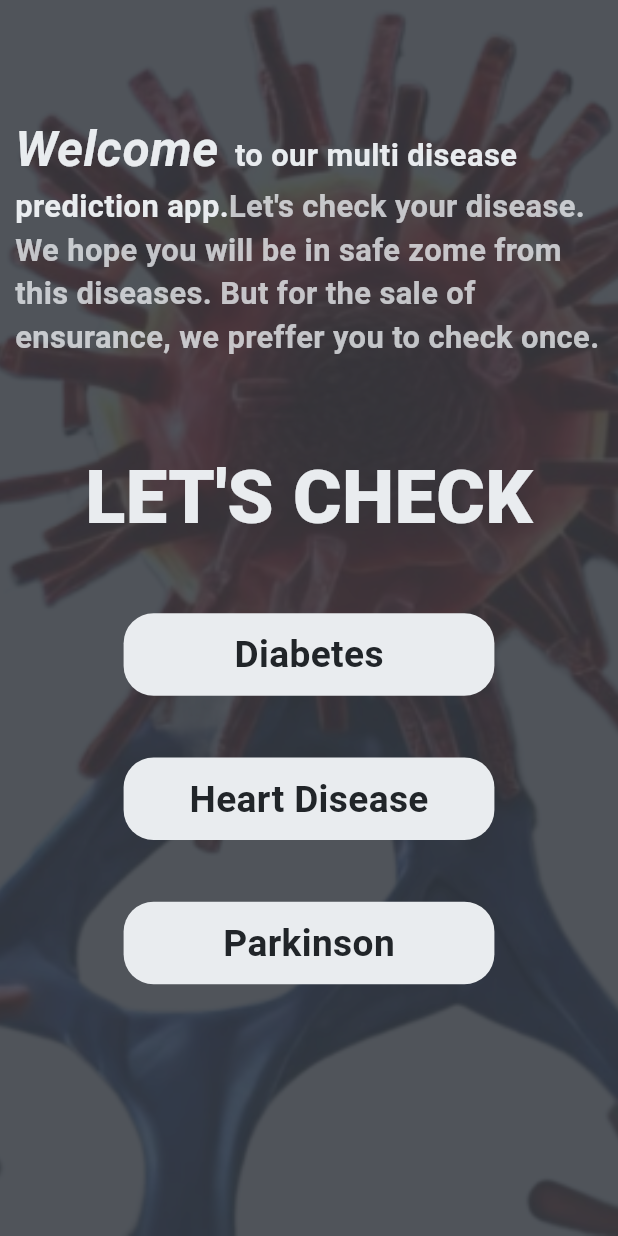
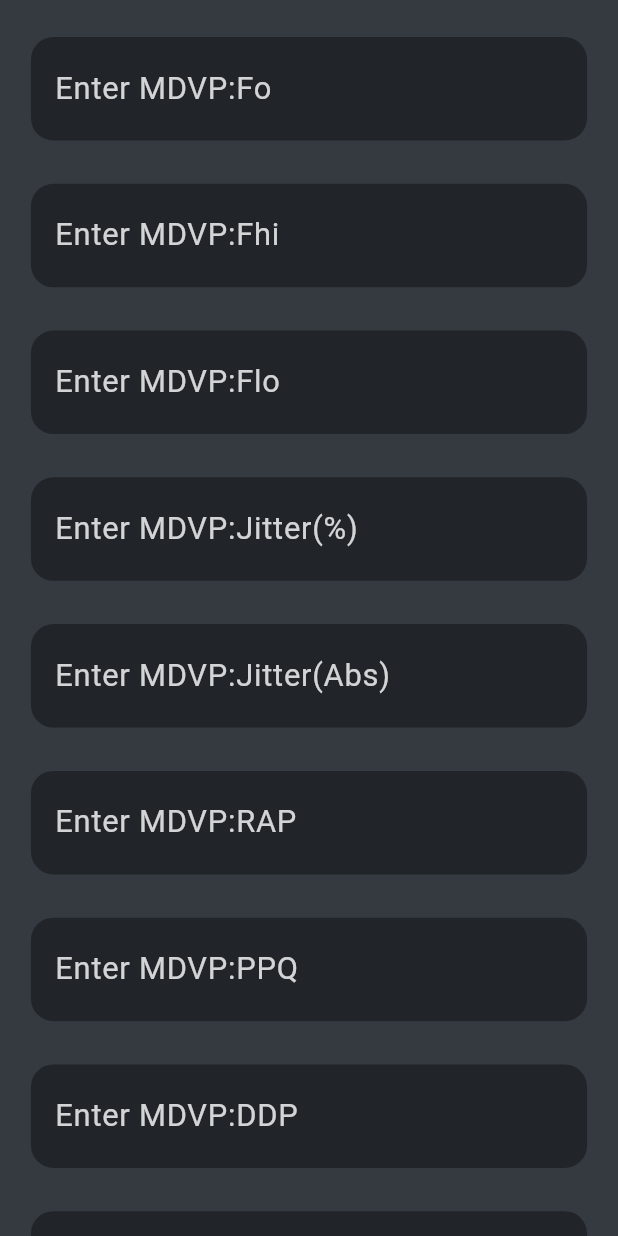
Before and after one commit to Samarth-09/SmartDaignoseHub, a Flutter app: the selectDisease screen opened by its route, after a tap on "Parkinson", on a phone screen of 412 x 824 dp. Run offline on Flutter 3.47's test engine with Material 3 defaults, Android fonts, the phone set to English and light mode, and no system bars; our stand-ins replace dio, flutter_bloc, google_fonts, shared_preferences, video_player; accounts and stored records are empty; Roboto replaces fonts that are missing (Gowun Dodum).

Commit message:
[Added/Updated]:parkinson page added  and upadated correlated files

```diff
--- /dev/null
+++ b/Frontend-Flutter/lib/cubits/parkinson/parkinson_cubit.dart
@@ -0,0 +1,9 @@
+import 'package:dieases_prediction/cubits/parkinson/parkinson_state.dart';
+import 'package:flutter_bloc/flutter_bloc.dart';
+
+class parkinsonCubit extends Cubit<parkinsonState> {
+  parkinsonCubit() : super(parkinsonStateFilling());
+  void submitted(List<num> l) {
+    emit(parkinsonStateSubmitted(l: l));
+  }
+}
--- /dev/null
+++ b/Frontend-Flutter/lib/cubits/parkinson/parkinson_state.dart
@@ -0,0 +1,11 @@
+import 'package:dieases_prediction/Api/ApiHandler.dart';
+
+class parkinsonState {}
+
+class parkinsonStateSubmitted extends parkinsonState {
+  List<num>? l;
+  ApiHandler ah = ApiHandler();
+  parkinsonStateSubmitted({this.l});
+}
+
+class parkinsonStateFilling extends parkinsonState {}
--- a/Frontend-Flutter/lib/globalVariables.dart
+++ b/Frontend-Flutter/lib/globalVariables.dart
@@ -37,6 +37,32 @@ class globalVariables {
     "thal"
   ];
 
+  static List<String> parkinsonReportValueNames = [
+    "MDVP:Fo",
+    "MDVP:Fhi",
+    "MDVP:Flo",
+    "MDVP:Jitter(%)",
+    "MDVP:Jitter(Abs)",
+    "MDVP:RAP",
+    "MDVP:PPQ",
+    "MDVP:DDP",
+    "MDVP:Shimmer",
+    "MDVP:Shimmer(dB)",
+    "Shimmer:APQ3",
+    "Shimmer:APQ5",
+    "MDVP:APQ",
+    "Shimmer:DDA",
+    "NHR",
+    "HNR",
+    "status",
+    "RPDE",
+    "D2",
+    "DFA",
+    "spread1",
+    "spread2",
+    "PPE"
+  ];
+
   static void storeToken(t) async {
     SharedPreferences prefs = await SharedPreferences.getInstance();
     prefs.setString("token", t);
--- a/Frontend-Flutter/lib/main.dart
+++ b/Frontend-Flutter/lib/main.dart
@@ -4,6 +4,7 @@ import 'package:dieases_prediction/screens/heartDisease.dart';
 import 'package:dieases_prediction/screens/login.dart';
 import 'package:dieases_prediction/routes.dart';
 import 'package:dieases_prediction/screens/outcome.dart';
+import 'package:dieases_prediction/screens/parkinson.dart';
 import 'package:dieases_prediction/screens/selectDisease.dart';
 import 'package:dieases_prediction/screens/solution.dart';
 import 'package:dieases_prediction/screens/userProfile.dart';
@@ -32,7 +33,8 @@ class MyApp extends StatelessWidget {
           routes.diseaseDescreption: (context) => const diseaseDescreption(),
           routes.solution: (context) => solution(disease: "Diabetes"),
           routes.userProfile: (context) => const userProfile(),
-          routes.predictHeartDisease: (context) => const heartDisease()
+          routes.predictHeartDisease: (context) => const heartDisease(),
+          routes.predictParkinson: (context) => const parkinson()
         });
   }
 }
--- a/Frontend-Flutter/lib/routes.dart
+++ b/Frontend-Flutter/lib/routes.dart
@@ -8,4 +8,5 @@ class routes{
   static String solution = "/solution.dart";
   static String userProfile = "/userProfile.dart";
   static String predictHeartDisease= '/heartDisease.dart';
+  static String predictParkinson= '/parkinson.dart';
 }
--- a/Frontend-Flutter/lib/screens/heartDisease.dart
+++ b/Frontend-Flutter/lib/screens/heartDisease.dart
@@ -1,6 +1,7 @@
 import 'package:dieases_prediction/commonWidgets.dart';
 import 'package:dieases_prediction/cubits/heartDisease/heartDisease_cubit.dart';
 import 'package:dieases_prediction/cubits/heartDisease/heartDisease_state.dart';
+import 'package:dieases_prediction/globalVariables.dart';
 import 'package:flutter/material.dart';
 import 'package:dieases_prediction/routes.dart';
 import 'package:dieases_prediction/screens/outcome.dart';
@@ -40,7 +41,7 @@ class _heartDiseaseState extends State<heartDisease> {
         body: Container(
             width: w,
             height: h,
-            color: const Color.fromARGB(255, 52, 58, 64),
+            color: globalVariables.dark2,
             child: SingleChildScrollView(
               child: Column(
                   mainAxisAlignment: MainAxisAlignment.spaceBetween,
@@ -120,7 +121,7 @@ class _heartDiseaseState extends State<heartDisease> {
                               context.read<heartDiseaseCubit>().submitted(l);
                             },
                             child: Container(
-                              margin: EdgeInsets.only(bottom: (h/100)*3),
+                              margin: EdgeInsets.only(bottom: (h / 100) * 3),
                               alignment: Alignment.center,
                               width: w * 0.9,
                               padding: const EdgeInsets.all(8),
@@ -132,8 +133,7 @@ class _heartDiseaseState extends State<heartDisease> {
                                 "Submit",
                                 style: GoogleFonts.getFont("Gowun Dodum")
                                     .copyWith(
-                                        color: const Color.fromARGB(
-                                            255, 33, 37, 41),
+                                        color: globalVariables.dark1,
                                         fontSize: (w / 100) * 8),
                               ),
                             ),
@@ -143,13 +143,13 @@ class _heartDiseaseState extends State<heartDisease> {
                             getResult(state);
                           }
                           return Container(
-                            margin: EdgeInsets.only(bottom: (h/100)*3),
+                              margin: EdgeInsets.only(bottom: (h / 100) * 3),
                               padding: const EdgeInsets.all(10),
                               width: (w / 100) * 15,
                               height: (h / 100) * 6,
-                              color: const Color.fromARGB(255, 33, 37, 41),
-                              child: const CircularProgressIndicator(
-                                  color: Color.fromARGB(255, 206, 212, 218)));
+                              color: globalVariables.dark1,
+                              child: CircularProgressIndicator(
+                                  color: globalVariables.light1));
                         }
                       }),
                     )
--- /dev/null
+++ b/Frontend-Flutter/lib/screens/parkinson.dart
@@ -0,0 +1,136 @@
+import 'package:dieases_prediction/commonWidgets.dart';
+import 'package:dieases_prediction/cubits/parkinson/parkinson_cubit.dart';
+import 'package:dieases_prediction/cubits/parkinson/parkinson_state.dart';
+import 'package:dieases_prediction/globalVariables.dart';
+import 'package:flutter/material.dart';
+import 'package:dieases_prediction/routes.dart';
+import 'package:dieases_prediction/screens/outcome.dart';
+import 'package:flutter_bloc/flutter_bloc.dart';
+import 'package:google_fonts/google_fonts.dart';
+
+class parkinson extends StatefulWidget {
+  const parkinson({super.key});
+
+  @override
+  State<parkinson> createState() => _parkinsonState();
+}
+
+class _parkinsonState extends State<parkinson> {
+  List<TextEditingController> t = [
+    TextEditingController(),
+    TextEditingController(),
+    TextEditingController(),
+    TextEditingController(),
+    TextEditingController(),
+    TextEditingController(),
+    TextEditingController(),
+    TextEditingController(),
+    TextEditingController(),
+    TextEditingController(),
+    TextEditingController(),
+    TextEditingController(),
+    TextEditingController(),
+    TextEditingController(),
+    TextEditingController(),
+    TextEditingController(),
+    TextEditingController(),
+    TextEditingController(),
+    TextEditingController(),
+    TextEditingController(),
+    TextEditingController(),
+    TextEditingController(),
+    TextEditingController()
+  ];
+  @override
+  Widget build(BuildContext context) {
+    double w = MediaQuery.of(context).size.width,
+        h = MediaQuery.of(context).size.height;
+
+    return Scaffold(
+        resizeToAvoidBottomInset: false,
+        body: Container(
+            width: w,
+            height: h,
+            color: globalVariables.dark2,
+            child: SingleChildScrollView(
+              child: Column(
+                  mainAxisAlignment: MainAxisAlignment.spaceBetween,
+                  children: [
+                    Container(
+                      // height: h,
+                      width: w*0.9,
+                      margin: EdgeInsets.only(top: (h / 100) * 3),
+                      child: ListView.builder(
+                        physics: NeverScrollableScrollPhysics(),
+                        shrinkWrap: true,
+                        itemCount:
+                            globalVariables.parkinsonReportValueNames.length,
+                        itemBuilder: (BuildContext context, int index) {
+                          return commonWidgets.myInputField(
+                              w * 0.9,
+                              w,
+                              globalVariables.parkinsonReportValueNames[index],
+                              "Male",
+                              t[index],
+                              null);
+                        },
+                      ),
+                    ),
+                    BlocProvider(
+                      create: (context) => parkinsonCubit(),
+                      child: BlocBuilder<parkinsonCubit, parkinsonState>(
+                          builder: (context, state) {
+                        if (state is parkinsonStateFilling) {
+                          return InkWell(
+                            onTap: () {
+                              List<num> l = [];
+                              for (var element in t) {
+                                l.add(num.parse(element.text));
+                                element.dispose();
+                              }
+                              context.read<parkinsonCubit>().submitted(l);
+                            },
+                            child: Container(
+                              margin: EdgeInsets.only(bottom: (h / 100) * 3),
+                              alignment: Alignment.center,
+                              width: w * 0.9,
+                              padding: const EdgeInsets.all(8),
+                              decoration: BoxDecoration(
+                                  color:
+                                      const Color.fromARGB(255, 206, 212, 218),
+                                  borderRadius: BorderRadius.circular(10)),
+                              child: Text(
+                                "Submit",
+                                style: GoogleFonts.getFont("Gowun Dodum")
+                                    .copyWith(
+                                        color: globalVariables.dark1,
+                                        fontSize: (w / 100) * 8),
+                              ),
+                            ),
+                          );
+                        } else {
+                          if (state is parkinsonStateSubmitted) {
+                            getResult(state);
+                          }
+                          return Container(
+                              margin: EdgeInsets.only(bottom: (h / 100) * 3),
+                              padding: const EdgeInsets.all(10),
+                              width: (w / 100) * 15,
+                              height: (h / 100) * 6,
+                              color: globalVariables.dark1,
+                              child: CircularProgressIndicator(
+                                  color: globalVariables.light1));
+                        }
+                      }),
+                    )
+                    //Pregnancies Glucose BloodPressure SkinThickness Insulin BMI DiabetesPedigreeFunction Age
+                  ]),
+            )));
+  }
+
+  void getResult(state) async {
+    outcome.result = await state.ah.predictParkinson(state.l);
+    outcome.dieasesName = "Parkinson";
+    await Navigator.popAndPushNamed(context, routes.outcome);
+  }
+}
--- a/Frontend-Flutter/lib/screens/selectDisease.dart
+++ b/Frontend-Flutter/lib/screens/selectDisease.dart
@@ -115,7 +115,10 @@ class _selectDiseaseState extends State<selectDisease> {
                         ),
                       )),
                   InkWell(
-                      onTap: () {},
+                      onTap: () async {
+                        await Navigator.pushNamed(
+                            context, routes.predictParkinson);
+                      },
                       child: Container(
                         margin: EdgeInsets.only(top: (h / 100) * 5),
                         alignment: Alignment.center,
```
